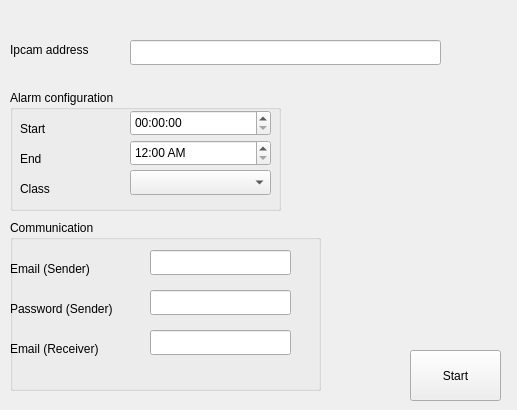
Before: the Qt Designer form AIcam.ui in titopuertolara/sentinel, drawn with Qt 5.
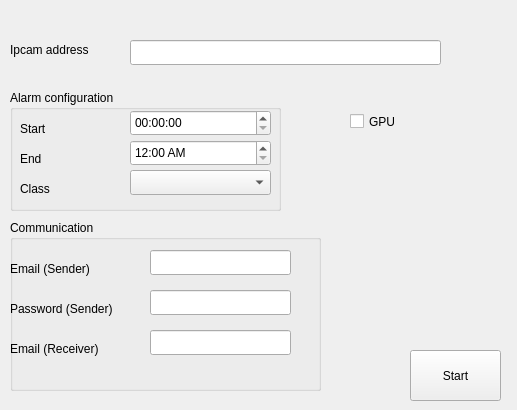
After: the same form once the commit is applied.

Commit message: cuda settings

```diff
--- a/AIcam.ui
+++ b/AIcam.ui
@@ -236,6 +236,19 @@
     </property>
    </widget>
   </widget>
+  <widget class="QCheckBox" name="checkBox">
+   <property name="geometry">
+    <rect>
+     <x>350</x>
+     <y>110</y>
+     <width>71</width>
+     <height>23</height>
+    </rect>
+   </property>
+   <property name="text">
+    <string>GPU</string>
+   </property>
+  </widget>
   <zorder>groupBox_2</zorder>
   <zorder>groupBox</zorder>
   <zorder>pushButton</zorder>
```
Left out of the diff: 1 changed line with no effect on the pictures. The commit also changes 2 other files.
